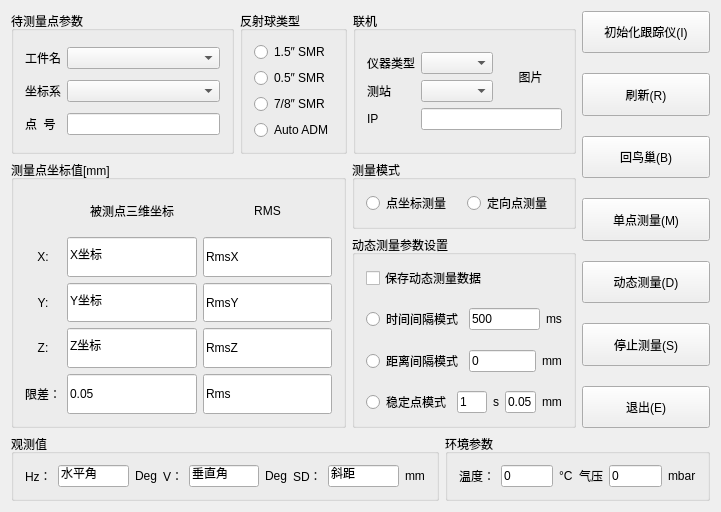
Qt form APILTM/APILTM.ui (zxiat-jc/APILTM) before a commit.
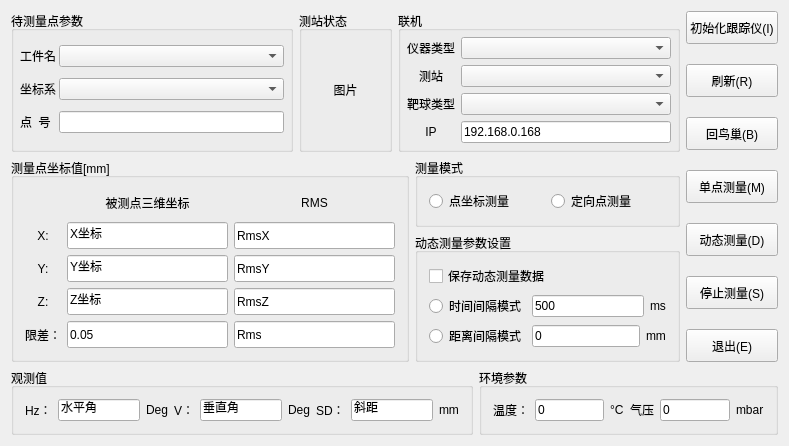
The same form after that commit.

The edit to the form file:
```diff
--- a/APILTM/APILTM.ui
+++ b/APILTM/APILTM.ui
@@ -6,277 +6,14 @@
    <rect>
     <x>0</x>
     <y>0</y>
-    <width>721</width>
-    <height>512</height>
+    <width>789</width>
+    <height>443</height>
    </rect>
   </property>
   <property name="windowTitle">
    <string>APILTM</string>
   </property>
-  <layout class="QGridLayout" name="gridLayout_8">
-   <item row="2" column="0" colspan="2">
-    <layout class="QHBoxLayout" name="horizontalLayout_15">
-     <item>
-      <widget class="QGroupBox" name="groupBox_6">
-       <property name="sizePolicy">
-        <sizepolicy hsizetype="Preferred" vsizetype="Fixed">
-         <horstretch>0</horstretch>
-         <verstretch>0</verstretch>
-        </sizepolicy>
-       </property>
-       <property name="title">
-        <string>观测值</string>
-       </property>
-       <layout class="QGridLayout" name="gridLayout_6">
-        <item row="0" column="0">
-         <layout class="QHBoxLayout" name="horizontalLayout_6">
-          <item>
-           <widget class="QLabel" name="label_16">
-            <property name="text">
-             <string>Hz：</string>
-            </property>
-           </widget>
-          </item>
-          <item>
-           <widget class="QLineEdit" name="hz_value">
-            <property name="sizePolicy">
-             <sizepolicy hsizetype="Preferred" vsizetype="Fixed">
-              <horstretch>0</horstretch>
-              <verstretch>0</verstretch>
-             </sizepolicy>
-            </property>
-            <property name="text">
-             <string>水平角</string>
-            </property>
-           </widget>
-          </item>
-          <item>
-           <widget class="QLabel" name="label_17">
-            <property name="text">
-             <string>Deg</string>
-            </property>
-           </widget>
-          </item>
-          <item>
-           <widget class="QLabel" name="label_19">
-            <property name="text">
-             <string>V：</string>
-            </property>
-           </widget>
-          </item>
-          <item>
-           <widget class="QLineEdit" name="v_value">
-            <property name="sizePolicy">
-             <sizepolicy hsizetype="Expanding" vsizetype="Fixed">
-              <horstretch>0</horstretch>
-              <verstretch>0</verstretch>
-             </sizepolicy>
-            </property>
-            <property name="text">
-             <string>垂直角</string>
-            </property>
-           </widget>
-          </item>
-          <item>
-           <widget class="QLabel" name="label_18">
-            <property name="text">
-             <string>Deg</string>
-            </property>
-           </widget>
-          </item>
-          <item>
-           <widget class="QLabel" name="label_20">
-            <property name="text">
-             <string>SD：</string>
-            </property>
-           </widget>
-          </item>
-          <item>
-           <widget class="QLineEdit" name="dis_value">
-            <property name="sizePolicy">
-             <sizepolicy hsizetype="Expanding" vsizetype="Fixed">
-              <horstretch>0</horstretch>
-              <verstretch>0</verstretch>
-             </sizepolicy>
-            </property>
-            <property name="text">
-             <string>斜距</string>
-            </property>
-           </widget>
-          </item>
-          <item>
-           <widget class="QLabel" name="label_22">
-            <property name="text">
-             <string>mm</string>
-            </property>
-           </widget>
-          </item>
-         </layout>
-        </item>
-       </layout>
-      </widget>
-     </item>
-     <item>
-      <widget class="QGroupBox" name="groupBox_7">
-       <property name="sizePolicy">
-        <sizepolicy hsizetype="Preferred" vsizetype="Fixed">
-         <horstretch>0</horstretch>
-         <verstretch>0</verstretch>
-        </sizepolicy>
-       </property>
-       <property name="title">
-        <string>环境参数</string>
-       </property>
-       <layout class="QGridLayout" name="gridLayout_3">
-        <item row="0" column="0">
-         <layout class="QHBoxLayout" name="horizontalLayout_7">
-          <item>
-           <widget class="QLabel" name="label_23">
-            <property name="text">
-             <string>温度：</string>
-            </property>
-           </widget>
-          </item>
-          <item>
-           <widget class="QLineEdit" name="tem">
-            <property name="text">
-             <string>0</string>
-            </property>
-           </widget>
-          </item>
-          <item>
-           <widget class="QLabel" name="label_24">
-            <property name="text">
-             <string>°C</string>
-            </property>
-           </widget>
-          </item>
-          <item>
-           <widget class="QLabel" name="label_25">
-            <property name="text">
-             <string>气压</string>
-            </property>
-           </widget>
-          </item>
-          <item>
-           <widget class="QLineEdit" name="press">
-            <property name="text">
-             <string>0</string>
-            </property>
-           </widget>
-          </item>
-          <item>
-           <widget class="QLabel" name="label_26">
-            <property name="text">
-             <string>mbar</string>
-            </property>
-           </widget>
-          </item>
-         </layout>
-        </item>
-       </layout>
-      </widget>
-     </item>
-    </layout>
-   </item>
-   <item row="0" column="1" rowspan="2">
-    <layout class="QVBoxLayout" name="verticalLayout_3">
-     <property name="spacing">
-      <number>20</number>
-     </property>
-     <item>
-      <widget class="QPushButton" name="startapi">
-       <property name="sizePolicy">
-        <sizepolicy hsizetype="Preferred" vsizetype="Preferred">
-         <horstretch>0</horstretch>
-         <verstretch>0</verstretch>
-        </sizepolicy>
-       </property>
-       <property name="text">
-        <string>初始化跟踪仪(I)</string>
-       </property>
-      </widget>
-     </item>
-     <item>
-      <widget class="QPushButton" name="refresh">
-       <property name="sizePolicy">
-        <sizepolicy hsizetype="Preferred" vsizetype="Preferred">
-         <horstretch>0</horstretch>
-         <verstretch>0</verstretch>
-        </sizepolicy>
-       </property>
-       <property name="text">
-        <string>刷新(R)</string>
-       </property>
-      </widget>
-     </item>
-     <item>
-      <widget class="QPushButton" name="backbird">
-       <property name="sizePolicy">
-        <sizepolicy hsizetype="Expanding" vsizetype="Preferred">
-         <horstretch>0</horstretch>
-         <verstretch>0</verstretch>
-        </sizepolicy>
-       </property>
-       <property name="text">
-        <string>回鸟巢(B)</string>
-       </property>
-      </widget>
-     </item>
-     <item>
-      <widget class="QPushButton" name="signalmeasure">
-       <property name="sizePolicy">
-        <sizepolicy hsizetype="Preferred" vsizetype="Preferred">
-         <horstretch>0</horstretch>
-         <verstretch>0</verstretch>
-        </sizepolicy>
-       </property>
-       <property name="text">
-        <string>单点测量(M)</string>
-       </property>
-      </widget>
-     </item>
-     <item>
-      <widget class="QPushButton" name="dynamicsmeasure">
-       <property name="sizePolicy">
-        <sizepolicy hsizetype="Minimum" vsizetype="Preferred">
-         <horstretch>0</horstretch>
-         <verstretch>0</verstretch>
-        </sizepolicy>
-       </property>
-       <property name="text">
-        <string>动态测量(D)</string>
-       </property>
-      </widget>
-     </item>
-     <item>
-      <widget class="QPushButton" name="stop">
-       <property name="sizePolicy">
-        <sizepolicy hsizetype="Minimum" vsizetype="Preferred">
-         <horstretch>0</horstretch>
-         <verstretch>0</verstretch>
-        </sizepolicy>
-       </property>
-       <property name="text">
-        <string>停止测量(S)</string>
-       </property>
-      </widget>
-     </item>
-     <item>
-      <widget class="QPushButton" name="exit">
-       <property name="sizePolicy">
-        <sizepolicy hsizetype="Minimum" vsizetype="Preferred">
-         <horstretch>0</horstretch>
-         <verstretch>0</verstretch>
-        </sizepolicy>
-       </property>
-       <property name="text">
-        <string>退出(E)</string>
-       </property>
-      </widget>
-     </item>
-    </layout>
-   </item>
+  <layout class="QGridLayout" name="gridLayout_8" columnstretch="1,0">
    <item row="1" column="0">
     <layout class="QHBoxLayout" name="horizontalLayout_18" stretch="3,2">
      <item>
@@ -293,7 +30,7 @@
              <string>Y:</string>
             </property>
             <property name="alignment">
-             <set>Qt::AlignmentFlag::AlignCenter</set>
+             <set>Qt::AlignCenter</set>
             </property>
            </widget>
           </item>
@@ -308,6 +45,9 @@
             <property name="text">
              <string>Z坐标</string>
             </property>
+            <property name="readOnly">
+             <bool>true</bool>
+            </property>
            </widget>
           </item>
           <item row="3" column="2">
@@ -321,6 +61,9 @@
             <property name="text">
              <string>RmsZ</string>
             </property>
+            <property name="readOnly">
+             <bool>true</bool>
+            </property>
            </widget>
           </item>
           <item row="0" column="2">
@@ -329,7 +72,7 @@
              <string>RMS</string>
             </property>
             <property name="alignment">
-             <set>Qt::AlignmentFlag::AlignCenter</set>
+             <set>Qt::AlignCenter</set>
             </property>
            </widget>
           </item>
@@ -339,7 +82,7 @@
              <string>X:</string>
             </property>
             <property name="alignment">
-             <set>Qt::AlignmentFlag::AlignCenter</set>
+             <set>Qt::AlignCenter</set>
             </property>
            </widget>
           </item>
@@ -354,6 +97,9 @@
             <property name="text">
              <string>X坐标</string>
             </property>
+            <property name="readOnly">
+             <bool>true</bool>
+            </property>
            </widget>
           </item>
           <item row="1" column="2">
@@ -367,6 +113,9 @@
             <property name="text">
              <string>RmsX</string>
             </property>
+            <property name="readOnly">
+             <bool>true</bool>
+            </property>
            </widget>
           </item>
           <item row="0" column="1">
@@ -375,7 +124,7 @@
              <string>被测点三维坐标</string>
             </property>
             <property name="alignment">
-             <set>Qt::AlignmentFlag::AlignCenter</set>
+             <set>Qt::AlignCenter</set>
             </property>
            </widget>
           </item>
@@ -385,7 +134,7 @@
              <string>Z:</string>
             </property>
             <property name="alignment">
-             <set>Qt::AlignmentFlag::AlignCenter</set>
+             <set>Qt::AlignCenter</set>
             </property>
            </widget>
           </item>
@@ -400,6 +149,9 @@
             <property name="text">
              <string>RmsY</string>
             </property>
+            <property name="readOnly">
+             <bool>true</bool>
+            </property>
            </widget>
           </item>
           <item row="2" column="1">
@@ -413,6 +165,9 @@
             <property name="text">
              <string>Y坐标</string>
             </property>
+            <property name="readOnly">
+             <bool>true</bool>
+            </property>
            </widget>
           </item>
           <item row="4" column="2">
@@ -426,6 +181,9 @@
             <property name="text">
              <string>Rms</string>
             </property>
+            <property name="readOnly">
+             <bool>true</bool>
+            </property>
            </widget>
           </item>
           <item row="4" column="0">
@@ -434,7 +192,7 @@
              <string>限差：</string>
             </property>
             <property name="alignment">
-             <set>Qt::AlignmentFlag::AlignCenter</set>
+             <set>Qt::AlignCenter</set>
             </property>
            </widget>
           </item>
@@ -458,13 +216,10 @@
      </item>
      <item>
       <layout class="QVBoxLayout" name="verticalLayout_4">
-       <item>
-        <layout class="QHBoxLayout" name="horizontalLayout_16"/>
-       </item>
        <item>
         <spacer name="verticalSpacer">
          <property name="orientation">
-          <enum>Qt::Orientation::Vertical</enum>
+          <enum>Qt::Vertical</enum>
          </property>
          <property name="sizeHint" stdset="0">
           <size>
@@ -500,7 +255,7 @@
        <item>
         <spacer name="verticalSpacer_3">
          <property name="orientation">
-          <enum>Qt::Orientation::Vertical</enum>
+          <enum>Qt::Vertical</enum>
          </property>
          <property name="sizeHint" stdset="0">
           <size>
@@ -516,70 +271,6 @@
           <string>动态测量参数设置</string>
          </property>
          <layout class="QGridLayout" name="gridLayout_7">
-          <item row="6" column="0">
-           <layout class="QHBoxLayout" name="horizontalLayout_3" stretch="0,0,0,0,0">
-            <item>
-             <widget class="QRadioButton" name="stabilityPoint">
-              <property name="text">
-               <string>稳定点模式</string>
-              </property>
-             </widget>
-            </item>
-            <item>
-             <widget class="QLineEdit" name="stabilitytime">
-              <property name="text">
-               <string>1</string>
-              </property>
-             </widget>
-            </item>
-            <item>
-             <widget class="QLabel" name="label_15">
-              <property name="text">
-               <string>s</string>
-              </property>
-             </widget>
-            </item>
-            <item>
-             <widget class="QLineEdit" name="stabilitydis">
-              <property name="text">
-               <string>0.05</string>
-              </property>
-             </widget>
-            </item>
-            <item>
-             <widget class="QLabel" name="label_14">
-              <property name="text">
-               <string>mm</string>
-              </property>
-             </widget>
-            </item>
-           </layout>
-          </item>
-          <item row="2" column="0">
-           <layout class="QHBoxLayout" name="horizontalLayout">
-            <item>
-             <widget class="QRadioButton" name="timeInterval">
-              <property name="text">
-               <string>时间间隔模式</string>
-              </property>
-             </widget>
-            </item>
-            <item>
-             <widget class="QLineEdit" name="time_ms">
-              <property name="text">
-               <string>500</string>
-              </property>
-             </widget>
-            </item>
-            <item>
-             <widget class="QLabel" name="label_12">
-              <property name="text">
-               <string>ms</string>
-              </property>
-             </widget>
-            </item>
-           </layout>
-          </item>
           <item row="4" column="0">
            <layout class="QHBoxLayout" name="horizontalLayout_2">
             <item>
@@ -605,30 +296,10 @@
             </item>
            </layout>
           </item>
-          <item row="1" column="0">
-           <spacer name="verticalSpacer_2">
-            <property name="orientation">
-             <enum>Qt::Orientation::Vertical</enum>
-            </property>
-            <property name="sizeHint" stdset="0">
-             <size>
-              <width>20</width>
-              <height>40</height>
-             </size>
-            </property>
-           </spacer>
-          </item>
-          <item row="0" column="0">
-           <widget class="QCheckBox" name="savaDyPoint">
-            <property name="text">
-             <string>保存动态测量数据</string>
-            </property>
-           </widget>
-          </item>
           <item row="3" column="0">
            <spacer name="verticalSpacer_4">
             <property name="orientation">
-             <enum>Qt::Orientation::Vertical</enum>
+             <enum>Qt::Vertical</enum>
             </property>
             <property name="sizeHint" stdset="0">
              <size>
@@ -641,7 +312,7 @@
           <item row="5" column="0">
            <spacer name="verticalSpacer_5">
             <property name="orientation">
-             <enum>Qt::Orientation::Vertical</enum>
+             <enum>Qt::Vertical</enum>
             </property>
             <property name="sizeHint" stdset="0">
              <size>
@@ -651,6 +322,51 @@
             </property>
            </spacer>
           </item>
+          <item row="1" column="0">
+           <spacer name="verticalSpacer_2">
+            <property name="orientation">
+             <enum>Qt::Vertical</enum>
+            </property>
+            <property name="sizeHint" stdset="0">
+             <size>
+              <width>20</width>
+              <height>40</height>
+             </size>
+            </property>
+           </spacer>
+          </item>
+          <item row="2" column="0">
+           <layout class="QHBoxLayout" name="horizontalLayout">
+            <item>
+             <widget class="QRadioButton" name="timeInterval">
+              <property name="text">
+               <string>时间间隔模式</string>
+              </property>
+             </widget>
+            </item>
+            <item>
+             <widget class="QLineEdit" name="time_ms">
+              <property name="text">
+               <string>500</string>
+              </property>
+             </widget>
+            </item>
+            <item>
+             <widget class="QLabel" name="label_12">
+              <property name="text">
+               <string>ms</string>
+              </property>
+             </widget>
+            </item>
+           </layout>
+          </item>
+          <item row="0" column="0">
+           <widget class="QCheckBox" name="savaDyPoint">
+            <property name="text">
+             <string>保存动态测量数据</string>
+            </property>
+           </widget>
+          </item>
          </layout>
         </widget>
        </item>
@@ -658,14 +374,127 @@
      </item>
     </layout>
    </item>
+   <item row="0" column="1" rowspan="2">
+    <layout class="QVBoxLayout" name="verticalLayout_3">
+     <property name="spacing">
+      <number>20</number>
+     </property>
+     <item>
+      <widget class="QPushButton" name="startapi">
+       <property name="sizePolicy">
+        <sizepolicy hsizetype="Preferred" vsizetype="Preferred">
+         <horstretch>0</horstretch>
+         <verstretch>0</verstretch>
+        </sizepolicy>
+       </property>
+       <property name="text">
+        <string>初始化跟踪仪(I)</string>
+       </property>
+      </widget>
+     </item>
+     <item>
+      <widget class="QPushButton" name="refresh">
+       <property name="sizePolicy">
+        <sizepolicy hsizetype="Preferred" vsizetype="Preferred">
+         <horstretch>0</horstretch>
+         <verstretch>0</verstretch>
+        </sizepolicy>
+       </property>
+       <property name="text">
+        <string>刷新(R)</string>
+       </property>
+      </widget>
+     </item>
+     <item>
+      <widget class="QPushButton" name="backbird">
+       <property name="sizePolicy">
+        <sizepolicy hsizetype="Expanding" vsizetype="Preferred">
+         <horstretch>0</horstretch>
+         <verstretch>0</verstretch>
+        </sizepolicy>
+       </property>
+       <property name="text">
+        <string>回鸟巢(B)</string>
+       </property>
+      </widget>
+     </item>
+     <item>
+      <widget class="QPushButton" name="signalmeasure">
+       <property name="sizePolicy">
+        <sizepolicy hsizetype="Preferred" vsizetype="Preferred">
+         <horstretch>0</horstretch>
+         <verstretch>0</verstretch>
+        </sizepolicy>
+       </property>
+       <property name="text">
+        <string>单点测量(M)</string>
+       </property>
+      </widget>
+     </item>
+     <item>
+      <widget class="QPushButton" name="dynamicsmeasure">
+       <property name="sizePolicy">
+        <sizepolicy hsizetype="Minimum" vsizetype="Preferred">
+         <horstretch>0</horstretch>
+         <verstretch>0</verstretch>
+        </sizepolicy>
+       </property>
+       <property name="text">
+        <string>动态测量(D)</string>
+       </property>
+      </widget>
+     </item>
+     <item>
+      <widget class="QPushButton" name="stop">
+       <property name="sizePolicy">
+        <sizepolicy hsizetype="Minimum" vsizetype="Preferred">
+         <horstretch>0</horstretch>
+         <verstretch>0</verstretch>
+        </sizepolicy>
+       </property>
+       <property name="text">
+        <string>停止测量(S)</string>
+       </property>
+      </widget>
+     </item>
+     <item>
+      <widget class="QPushButton" name="exit">
+       <property name="sizePolicy">
+        <sizepolicy hsizetype="Minimum" vsizetype="Preferred">
+         <horstretch>0</horstretch>
+         <verstretch>0</verstretch>
+        </sizepolicy>
+       </property>
+       <property name="text">
+        <string>退出(E)</string>
+       </property>
+      </widget>
+     </item>
+    </layout>
+   </item>
    <item row="0" column="0">
-    <layout class="QHBoxLayout" name="horizontalLayout_17" stretch="1,0,1">
+    <layout class="QHBoxLayout" name="horizontalLayout_17" stretch="3,1,3">
      <item>
       <widget class="QGroupBox" name="groupBox">
        <property name="title">
         <string>待测量点参数</string>
        </property>
        <layout class="QGridLayout" name="gridLayout">
+        <property name="leftMargin">
+         <number>6</number>
+        </property>
+        <property name="topMargin">
+         <number>6</number>
+        </property>
+        <property name="rightMargin">
+         <number>6</number>
+        </property>
+        <property name="bottomMargin">
+         <number>6</number>
+        </property>
+        <property name="spacing">
+         <number>3</number>
+        </property>
         <item row="1" column="1">
          <widget class="QComboBox" name="coordinateSystem"/>
         </item>
@@ -702,34 +531,31 @@
      <item>
       <widget class="QGroupBox" name="groupBox_2">
        <property name="title">
-        <string>反射球类型</string>
+        <string>测站状态</string>
        </property>
-       <layout class="QGridLayout" name="gridLayout_2">
-        <item row="0" column="0">
-         <widget class="QRadioButton" name="radioButton">
+       <layout class="QVBoxLayout" name="verticalLayout_2">
+        <property name="spacing">
+         <number>0</number>
+        </property>
+        <property name="leftMargin">
+         <number>0</number>
+        </property>
+        <property name="topMargin">
+         <number>0</number>
+        </property>
+        <property name="rightMargin">
+         <number>0</number>
+        </property>
+        <property name="bottomMargin">
+         <number>0</number>
+        </property>
+        <item>
+         <widget class="QLabel" name="picture">
           <property name="text">
-           <string>1.5″ SMR</string>
+           <string>图片</string>
           </property>
-         </widget>
-        </item>
-        <item row="1" column="0">
-         <widget class="QRadioButton" name="radioButton_2">
-          <property name="text">
-           <string>0.5″ SMR</string>
-          </property>
-         </widget>
-        </item>
-        <item row="2" column="0">
-         <widget class="QRadioButton" name="radioButton_3">
-          <property name="text">
-           <string>7/8″ SMR</string>
-          </property>
-         </widget>
-        </item>
-        <item row="3" column="0">
-         <widget class="QRadioButton" name="radioButton_4">
-          <property name="text">
-           <string>Auto ADM</string>
+          <property name="alignment">
+           <set>Qt::AlignCenter</set>
           </property>
          </widget>
         </item>
@@ -742,6 +568,21 @@
         <string>联机</string>
        </property>
        <layout class="QVBoxLayout" name="verticalLayout">
+        <property name="spacing">
+         <number>3</number>
+        </property>
+        <property name="leftMargin">
+         <number>6</number>
+        </property>
+        <property name="topMargin">
+         <number>6</number>
+        </property>
+        <property name="rightMargin">
+         <number>6</number>
+        </property>
+        <property name="bottomMargin">
+         <number>6</number>
+        </property>
         <item>
          <layout class="QGridLayout" name="gridLayout_9" columnstretch="0,1,1">
           <item row="0" column="0">
@@ -749,6 +590,19 @@
             <property name="text">
              <string>仪器类型</string>
             </property>
+            <property name="alignment">
+             <set>Qt::AlignCenter</set>
+            </property>
+           </widget>
+          </item>
+          <item row="3" column="0">
+           <widget class="QLabel" name="label_29">
+            <property name="text">
+             <string>IP</string>
+            </property>
+            <property name="alignment">
+             <set>Qt::AlignCenter</set>
+            </property>
            </widget>
           </item>
           <item row="1" column="0">
@@ -756,41 +610,237 @@
             <property name="text">
              <string>测站</string>
             </property>
+            <property name="alignment">
+             <set>Qt::AlignCenter</set>
+            </property>
            </widget>
           </item>
-          <item row="0" column="1">
+          <item row="3" column="1" colspan="2">
+           <widget class="QLineEdit" name="lineIP">
+            <property name="text">
+             <string>192.168.0.168</string>
+            </property>
+           </widget>
+          </item>
+          <item row="2" column="0">
+           <widget class="QLabel" name="label_11">
+            <property name="text">
+             <string>靶球类型</string>
+            </property>
+            <property name="alignment">
+             <set>Qt::AlignCenter</set>
+            </property>
+           </widget>
+          </item>
+          <item row="2" column="1" colspan="2">
+           <widget class="QComboBox" name="balls"/>
+          </item>
+          <item row="0" column="1" colspan="2">
            <widget class="QComboBox" name="instrumentType"/>
           </item>
-          <item row="1" column="1">
+          <item row="1" column="1" colspan="2">
            <widget class="QComboBox" name="stations"/>
           </item>
-          <item row="2" column="0">
-           <widget class="QLabel" name="label_29">
+         </layout>
+        </item>
+       </layout>
+      </widget>
+     </item>
+    </layout>
+   </item>
+   <item row="2" column="0" colspan="2">
+    <layout class="QHBoxLayout" name="horizontalLayout_15">
+     <item>
+      <widget class="QGroupBox" name="groupBox_6">
+       <property name="sizePolicy">
+        <sizepolicy hsizetype="Preferred" vsizetype="Fixed">
+         <horstretch>0</horstretch>
+         <verstretch>0</verstretch>
+        </sizepolicy>
+       </property>
+       <property name="title">
+        <string>观测值</string>
+       </property>
+       <layout class="QGridLayout" name="gridLayout_6">
+        <item row="0" column="0">
+         <layout class="QHBoxLayout" name="horizontalLayout_6">
+          <item>
+           <widget class="QLabel" name="label_16">
             <property name="text">
-             <string>IP</string>
+             <string>Hz：</string>
             </property>
            </widget>
           </item>
-          <item row="2" column="1" colspan="2">
-           <widget class="QLineEdit" name="lineIP"/>
+          <item>
+           <widget class="QLineEdit" name="hz_value">
+            <property name="sizePolicy">
+             <sizepolicy hsizetype="Preferred" vsizetype="Fixed">
+              <horstretch>0</horstretch>
+              <verstretch>0</verstretch>
+             </sizepolicy>
+            </property>
+            <property name="text">
+             <string>水平角</string>
+            </property>
+            <property name="readOnly">
+             <bool>true</bool>
+            </property>
+           </widget>
           </item>
-          <item row="0" column="2" rowspan="2">
-           <widget class="QLabel" name="picture">
+          <item>
+           <widget class="QLabel" name="label_17">
             <property name="text">
-             <string>图片</string>
+             <string>Deg</string>
             </property>
-            <property name="alignment">
-             <set>Qt::AlignmentFlag::AlignCenter</set>
+           </widget>
+          </item>
+          <item>
+           <widget class="QLabel" name="label_19">
+            <property name="text">
+             <string>V：</string>
             </property>
            </widget>
           </item>
+          <item>
+           <widget class="QLineEdit" name="v_value">
+            <property name="sizePolicy">
+             <sizepolicy hsizetype="Expanding" vsizetype="Fixed">
+              <horstretch>0</horstretch>
+              <verstretch>0</verstretch>
+             </sizepolicy>
+            </property>
+            <property name="text">
+             <string>垂直角</string>
+            </property>
+            <property name="readOnly">
+             <bool>true</bool>
+            </property>
+           </widget>
+          </item>
+          <item>
+           <widget class="QLabel" name="label_18">
+            <property name="text">
+             <string>Deg</string>
+            </property>
+           </widget>
+          </item>
+          <item>
+           <widget class="QLabel" name="label_20">
+            <property name="text">
+             <string>SD：</string>
+            </property>
+           </widget>
+          </item>
+          <item>
+           <widget class="QLineEdit" name="dis_value">
+            <property name="sizePolicy">
+             <sizepolicy hsizetype="Expanding" vsizetype="Fixed">
+              <horstretch>0</horstretch>
+              <verstretch>0</verstretch>
+             </sizepolicy>
+            </property>
+            <property name="text">
+             <string>斜距</string>
+            </property>
+            <property name="readOnly">
+             <bool>true</bool>
+            </property>
+           </widget>
+          </item>
+          <item>
+           <widget class="QLabel" name="label_22">
+            <property name="text">
+             <string>mm</string>
+            </property>
+           </widget>
+          </item>
          </layout>
         </item>
        </layout>
       </widget>
      </item>
+     <item>
+      <widget class="QGroupBox" name="groupBox_7">
+       <property name="sizePolicy">
+        <sizepolicy hsizetype="Preferred" vsizetype="Fixed">
+         <horstretch>0</horstretch>
+         <verstretch>0</verstretch>
+        </sizepolicy>
+       </property>
+       <property name="title">
+        <string>环境参数</string>
+       </property>
+       <layout class="QGridLayout" name="gridLayout_3">
+        <item row="0" column="0">
+         <layout class="QHBoxLayout" name="horizontalLayout_7">
+          <item>
+           <widget class="QLabel" name="label_23">
+            <property name="text">
+             <string>温度：</string>
+            </property>
+           </widget>
+          </item>
+          <item>
+           <widget class="QLineEdit" name="tem">
+            <property name="text">
+             <string>0</string>
+            </property>
+            <property name="readOnly">
+             <bool>true</bool>
+            </property>
+           </widget>
+          </item>
+          <item>
+           <widget class="QLabel" name="label_24">
+            <property name="text">
+             <string>°C</string>
+            </property>
+           </widget>
+          </item>
+          <item>
+           <widget class="QLabel" name="label_25">
+            <property name="text">
+             <string>气压</string>
+            </property>
+           </widget>
+          </item>
+          <item>
+           <widget class="QLineEdit" name="press">
+            <property name="text">
+             <string>0</string>
+            </property>
+            <property name="readOnly">
+             <bool>true</bool>
+            </property>
+           </widget>
+          </item>
+          <item>
+           <widget class="QLabel" name="label_26">
+            <property name="text">
+             <string>mbar</string>
+            </property>
+           </widget>
+          </item>
+         </layout>
+        </item>
+       </layout>
+      </widget>
+     </item>
     </layout>
    </item>
+   <item row="3" column="0">
+    <spacer name="verticalSpacer_6">
+     <property name="orientation">
+      <enum>Qt::Vertical</enum>
+     </property>
+     <property name="sizeHint" stdset="0">
+      <size>
+       <width>20</width>
+       <height>40</height>
+      </size>
+     </property>
+    </spacer>
+   </item>
   </layout>
  </widget>
  <layoutdefault spacing="6" margin="11"/>
```
